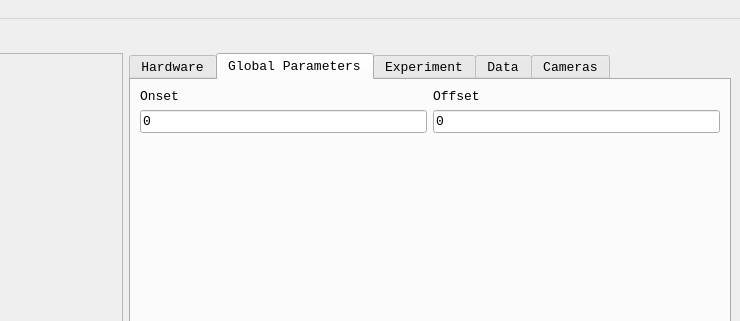
Old version of the form UI/PulseBoyUI_v2.ui in the repository tobiasackels/PulseBoy; both pictures show x 489 to 1229 and y 0 to 321 of the 1229 by 809 pixel window.
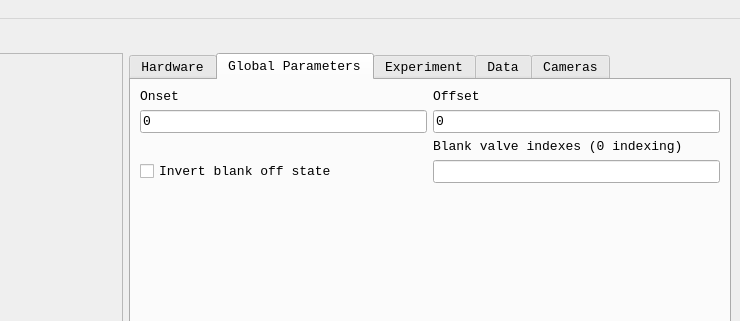
New version of the form. The open tabs and pages were chosen to show the change. Custom widgets are drawn as their Qt base class.

Commit message: Add invert valves box

The edit to the form file:
```diff
--- a/UI/PulseBoyUI_v2.ui
+++ b/UI/PulseBoyUI_v2.ui
@@ -278,13 +278,16 @@
         <string>Global Parameters</string>
        </attribute>
        <layout class="QGridLayout" name="gridLayout_3">
-        <item row="0" column="0">
-         <widget class="QLabel" name="label_6">
+        <item row="3" column="0">
+         <widget class="QCheckBox" name="invertBlankcheckBox">
           <property name="text">
-           <string>Onset</string>
+           <string>Invert blank off state</string>
           </property>
          </widget>
         </item>
+        <item row="3" column="1">
+         <widget class="QLineEdit" name="blankValveEdit"/>
+        </item>
         <item row="1" column="0">
          <widget class="QLineEdit" name="globalOnsetEdit">
           <property name="text">
@@ -306,7 +309,7 @@
           </property>
          </widget>
         </item>
-        <item row="2" column="0">
+        <item row="4" column="0">
          <spacer name="verticalSpacer_2">
           <property name="orientation">
            <enum>Qt::Vertical</enum>
@@ -319,6 +322,20 @@
           </property>
          </spacer>
         </item>
+        <item row="0" column="0">
+         <widget class="QLabel" name="label_6">
+          <property name="text">
+           <string>Onset</string>
+          </property>
+         </widget>
+        </item>
+        <item row="2" column="1">
+         <widget class="QLabel" name="label_16">
+          <property name="text">
+           <string>Blank valve indexes (0 indexing)</string>
+          </property>
+         </widget>
+        </item>
        </layout>
       </widget>
       <widget class="QWidget" name="experimentSetupTab">
```
Left out of the diff: 2 changed lines with no effect on the pictures. The commit also changes 3 other files.
